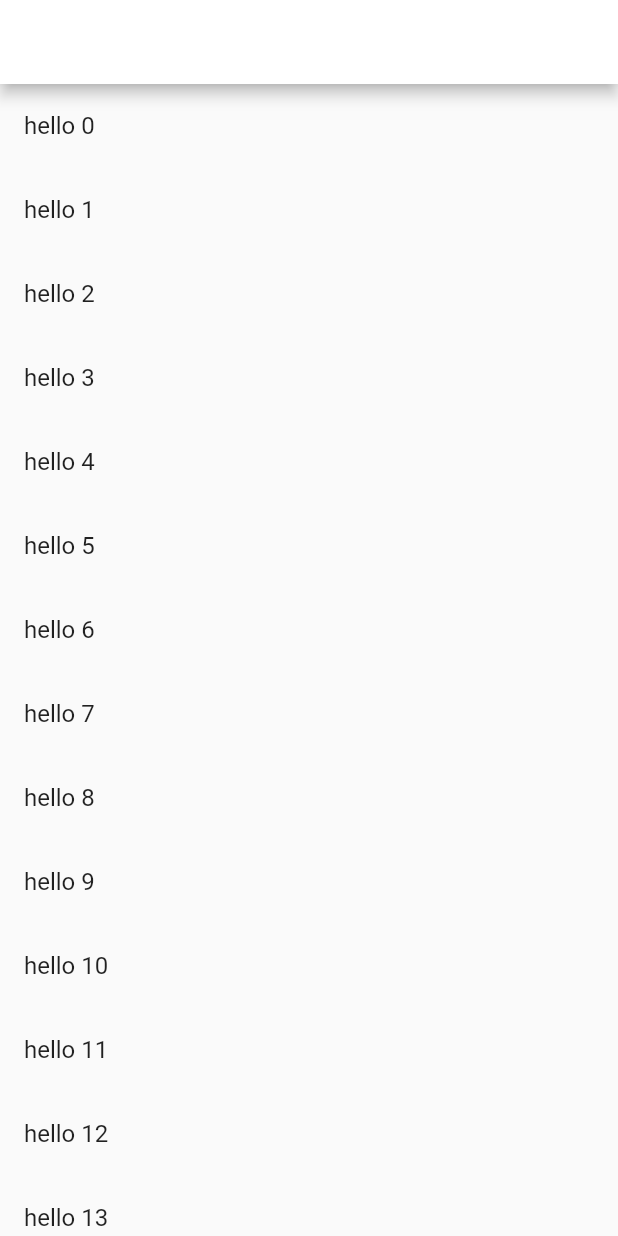
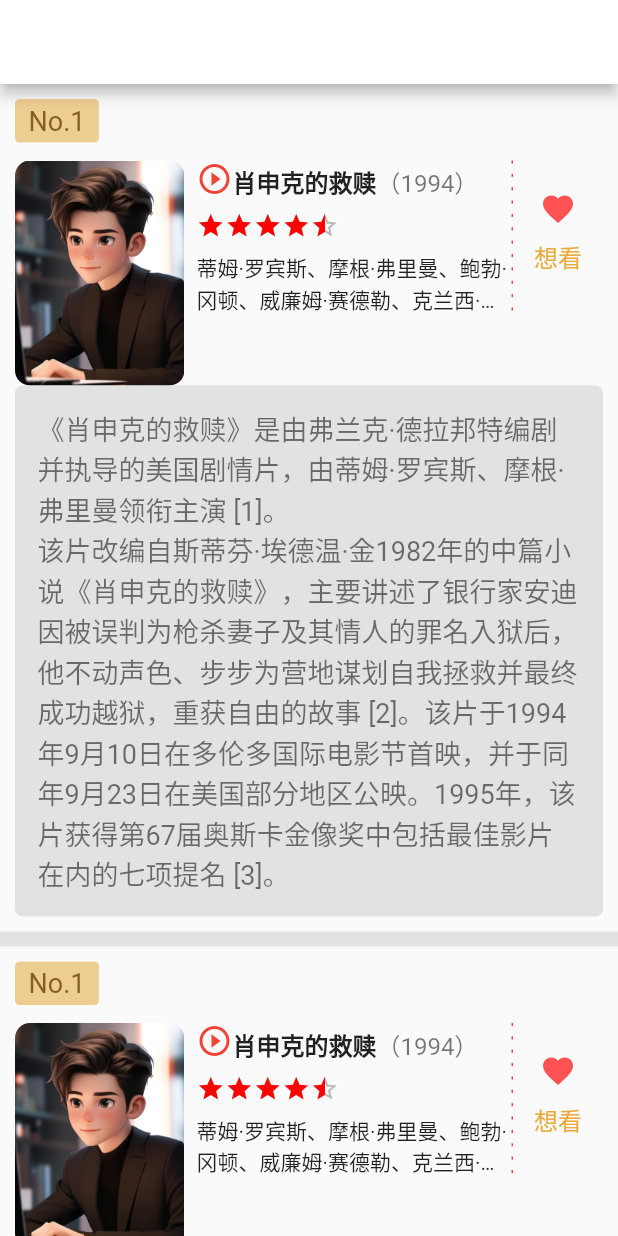
Before and after one commit to xmli688aa/myflutter, a Flutter app: the ETHomePage screen opened directly, on a phone screen of 412 x 824 dp. Run offline on Flutter 3.47's test engine with Material 2 defaults, Android fonts, the light colour scheme and no system bars; our stand-ins replace dio, video_player; missing offline and left inert: dart:ffi; network calls fail.

Commit message:
豆瓣首页样式绘制

```diff
--- a/lib/douban/home/home_content.dart
+++ b/lib/douban/home/home_content.dart
@@ -1,5 +1,6 @@
 
 import 'package:flutter/material.dart';
+import 'package:my_app/douban/home/home_movie_item.dart';
 import 'package:my_app/douban/home/home_request.dart';
 
 class ETHomePageContent extends StatefulWidget {
@@ -23,9 +24,10 @@ class _ETHomePageContentState extends State<ETHomePageContent> {
     return ListView.builder(
         itemCount: 30,
         itemBuilder: (ctx, index) {
-          return ListTile(
-            title: Text("hello $index"),
-          );
+          return ETHomeMovieItem();
         });
   }
+
+
+
 }
--- /dev/null
+++ b/lib/douban/home/home_movie_item.dart
@@ -0,0 +1,142 @@
+import 'package:flutter/cupertino.dart';
+import 'package:flutter/material.dart';
+
+import '../widgets/dashed_line.dart';
+import '../widgets/star_rating.dart';
+
+class ETHomeMovieItem extends StatelessWidget {
+  const ETHomeMovieItem({Key? key}) : super(key: key);
+
+  @override
+  Widget build(BuildContext context) {
+    return Container(
+      padding: EdgeInsets.fromLTRB(10, 10, 10, 10),
+      decoration: BoxDecoration(
+        border:
+            Border(bottom: BorderSide(width: 10, color: Color(0xffee2e2e2))),
+      ),
+      child: Column(
+        crossAxisAlignment: CrossAxisAlignment.start,
+        children: [
+          // 1.电影排名
+          getMoviRankWidget(),
+          SizedBox(height: 12),
+          // 2.具体内容
+          getMovieContentWidget(),
+
+          // 3.电影简介
+          getMovieIntroduceWidget(),
+        ],
+      ),
+    );
+  }
+  Widget getMoviRankWidget() {
+    return Container(
+      padding: EdgeInsets.fromLTRB(9, 4, 9, 4),
+      decoration: BoxDecoration(
+        borderRadius: BorderRadius.circular(3),
+        color: Color.fromARGB(255, 238, 205, 144),
+      ),
+      // width: 100,
+      // height: 23,
+      child: Text("No.1",style: TextStyle(fontSize: 18, color: Color.fromARGB(255, 131, 95, 36)),),
+    );
+  }
+  Widget getMovieContentWidget(){
+    return Container(
+      height: 150,
+      child: Row(
+        crossAxisAlignment: CrossAxisAlignment.start,
+        children: [
+          getCurrentImage(),
+          SizedBox(width: 8,),
+        Expanded(
+          child: Column(
+            mainAxisAlignment: MainAxisAlignment.start,
+            crossAxisAlignment: CrossAxisAlignment.start,
+            children: [
+              getTitleWidget(),
+              SizedBox(height: 8,),
+              getRatingWidget(),
+              SizedBox(height: 8,),
+              getInfoWidget(),
+            ],
+          ),
+        ),
+          getDashLineWidget(),
+          getContentWish(),//想看
+
+        ],
+      ),
+    );
+  }
+  Widget getCurrentImage(){
+    return ClipRRect(
+      borderRadius: BorderRadius.circular(10),
+      child: Image.asset("assets/images/headerIcon.jpg",),
+    );
+  }
+  Widget getMovieIntroduceWidget(){
+    return Container(
+      padding: EdgeInsets.all(15),
+      decoration: BoxDecoration(
+        color: Color(0xffe2e2e2),
+        borderRadius: BorderRadius.circular(5),
+      ),
+      child: Text(
+        "《肖申克的救赎》是由弗兰克·德拉邦特编剧并执导的美国剧情片，由蒂姆·罗宾斯、摩根·弗里曼领衔主演 [1]。\n该片改编自斯蒂芬·埃德温·金1982年的中篇小说《肖申克的救赎》，主要讲述了银行家安迪因被误判为枪杀妻子及其情人的罪名入狱后，他不动声色、步步为营地谋划自我拯救并最终成功越狱，重获自由的故事 [2]。该片于1994年9月10日在多伦多国际电影节首映，并于同年9月23日在美国部分地区公映。1995年，该片获得第67届奥斯卡金像奖中包括最佳影片在内的七项提名 [3]。"
+      ,style: TextStyle(fontSize: 18, color: Colors.black54)),
+    );
+  }
+  Widget getTitleWidget(){
+    return const Text.rich(TextSpan(
+      children:[
+        WidgetSpan(child: Icon(Icons.play_circle_outline,color: Colors.red,),),
+        TextSpan(
+          text: "肖申克的救赎",
+          style: TextStyle(fontSize: 16,fontWeight: FontWeight.bold)
+        ),
+        TextSpan(
+            text: "（1994）",
+            style: TextStyle(fontSize: 16,color: Colors.black54)
+        ),
+      ],
+    ));
+  }
+  Widget getRatingWidget(){
+    return Row(
+        children: [
+          HYStarRating(rating: 9,size: 19,),
+        ],
+    );
+  }
+  Widget getInfoWidget(){
+    return Text("蒂姆·罗宾斯、摩根·弗里曼、鲍勃·冈顿、威廉姆·赛德勒、克兰西·布朗、吉尔·贝罗斯、詹姆斯·惠特摩",
+      maxLines: 2,
+      overflow: TextOverflow.ellipsis,
+      style: TextStyle(
+
+    ),);
+  }
+  Widget getDashLineWidget(){
+    return Container(
+      width: 1,height: 100,
+        child: ETDashedLine(axis: Axis.vertical,dashedWidth: 1,count: 12,color: Colors.red,));
+  }
+
+  Widget getContentWish(){
+    return Container(
+      alignment: Alignment.center,
+      width: 60,
+      child: Column(
+        children: [
+          SizedBox(height: 20,),
+          Icon(Icons.favorite,color: Colors.redAccent,),
+          SizedBox(height: 8,),
+          Text("想看",style: TextStyle(fontSize: 16, color: Color.fromARGB(255, 235, 170, 60)),),
+        ],
+      ),
+    );
+  }
+
+}
```
